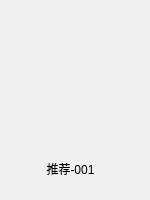
First picture: the form in learn_14/Qt/MyMusic/musicbox.ui, repository rebotzz/CPPLearning, before the edit.
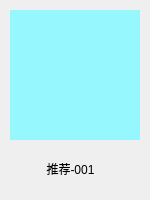
Second picture: the form after the edit.

```diff
--- a/learn_14/Qt/MyMusic/musicbox.ui
+++ b/learn_14/Qt/MyMusic/musicbox.ui
@@ -31,30 +31,17 @@
    <widget class="QLabel" name="cover">
     <property name="geometry">
      <rect>
-      <x>0</x>
-      <y>0</y>
-      <width>150</width>
-      <height>150</height>
+      <x>10</x>
+      <y>10</y>
+      <width>130</width>
+      <height>130</height>
      </rect>
     </property>
     <property name="cursor">
      <cursorShape>PointingHandCursor</cursorShape>
     </property>
-    <property name="text">
-     <string/>
-    </property>
-   </widget>
-   <widget class="QPushButton" name="button">
-    <property name="geometry">
-     <rect>
-      <x>20</x>
-      <y>60</y>
-      <width>112</width>
-      <height>34</height>
-     </rect>
-    </property>
-    <property name="cursor">
-     <cursorShape>PointingHandCursor</cursorShape>
+    <property name="styleSheet">
+     <string notr="true">background-color:rgb(151, 247, 255);</string>
     </property>
     <property name="text">
      <string/>
```
